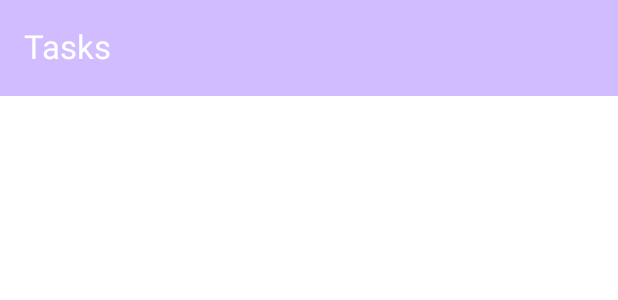
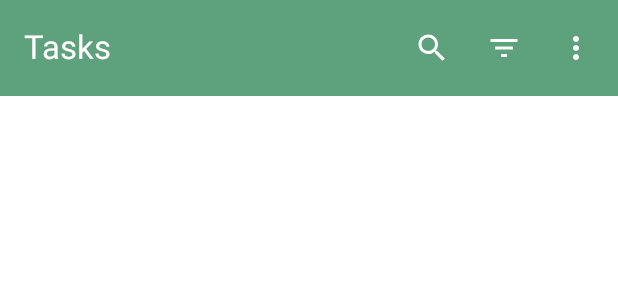
Before and after one commit to dtoanng/compose-todo-app, an Android app built with Jetpack Compose: the @Preview function DefaultListAppBarPreview, on a phone screen of 412 x 824 dp. Shown: the top 300 px of the screen. Run offline under Robolectric (Android 15) with nearby library versions, the phone set to English and light mode, and no system bars.

```diff
--- a/app/src/main/java/com/samsung/shrc/dtoanng/jetpackcompose_todo_project/ui/screens/list/ListAppBar.kt
+++ b/app/src/main/java/com/samsung/shrc/dtoanng/jetpackcompose_todo_project/ui/screens/list/ListAppBar.kt
@@ -1,29 +1,55 @@
 package com.samsung.shrc.dtoanng.jetpackcompose_todo_project.ui.screens.list
 
+import androidx.compose.foundation.background
+import androidx.compose.foundation.layout.padding
+import androidx.compose.foundation.shape.RoundedCornerShape
+import androidx.compose.material.icons.Icons
+import androidx.compose.material.icons.filled.FilterList
+import androidx.compose.material.icons.filled.MoreVert
+import androidx.compose.material.icons.filled.Search
+import androidx.compose.material3.DropdownMenu
+import androidx.compose.material3.DropdownMenuItem
 import androidx.compose.material3.ExperimentalMaterial3Api
+import androidx.compose.material3.Icon
+import androidx.compose.material3.IconButton
 import androidx.compose.material3.MaterialTheme
 import androidx.compose.material3.Text
 import androidx.compose.material3.TopAppBar
 import androidx.compose.material3.TopAppBarDefaults
 import androidx.compose.runtime.Composable
+import androidx.compose.runtime.mutableStateOf
+import androidx.compose.runtime.remember
 import androidx.compose.ui.Modifier
 import androidx.compose.ui.draw.shadow
 import androidx.compose.ui.res.stringResource
+import androidx.compose.ui.text.TextStyle
+import androidx.compose.ui.text.font.FontStyle
 import androidx.compose.ui.tooling.preview.Preview
 import androidx.compose.ui.unit.dp
 import com.samsung.shrc.dtoanng.jetpackcompose_todo_project.R
+import com.samsung.shrc.dtoanng.jetpackcompose_todo_project.data.model.Priority
+import com.samsung.shrc.dtoanng.jetpackcompose_todo_project.ui.components.PriorityItem
+import com.samsung.shrc.dtoanng.jetpackcompose_todo_project.ui.theme.ROUND_CONNER
 import com.samsung.shrc.dtoanng.jetpackcompose_todo_project.ui.theme.topAppBarBgColor
 import com.samsung.shrc.dtoanng.jetpackcompose_todo_project.ui.theme.topAppBarContentColor
 
 
 @Composable
 fun ListAppBar() {
-    DefaultListAppBar()
+    DefaultListAppBar(
+        onSearchClicked = {},
+        onSortClicked = {},
+        onDeleteClicked = {}
+    )
 }
 
 @OptIn(ExperimentalMaterial3Api::class)
 @Composable
-fun DefaultListAppBar() {
+fun DefaultListAppBar(
+    onSearchClicked: () -> Unit,
+    onSortClicked: (Priority) -> Unit,
+    onDeleteClicked: () -> Unit
+) {
     TopAppBar(
         title = {
             Text(
@@ -32,13 +58,154 @@ fun DefaultListAppBar() {
                 color = topAppBarContentColor
             )
         },
-        modifier = Modifier.shadow(2.dp),
         colors = TopAppBarDefaults.topAppBarColors(topAppBarBgColor),
+        actions = {
+            ListAppBarActions(
+                onSearchClicked = onSearchClicked,
+                onSortClicked = onSortClicked,
+                onDeleteClicked = onDeleteClicked
+            )
+        }
     )
+}
+
+@Composable
+fun ListAppBarActions(
+    onSearchClicked: () -> Unit,
+    onSortClicked: (Priority) -> Unit,
+    onDeleteClicked: () -> Unit
+) {
+    SearchAction(onSearchClicked = onSearchClicked)
+    SortAction(onSortClicked = onSortClicked)
+    DeleteAction(onDeleteClicked = onDeleteClicked)
+}
+
+@Composable
+fun SearchAction(
+    onSearchClicked: () -> Unit
+) {
+    IconButton(onClick = { onSearchClicked() }) {
+        Icon(
+            imageVector = Icons.Filled.Search,
+            contentDescription = stringResource(R.string.search_tasks),
+            tint = topAppBarContentColor
+        )
+    }
+}
+
+@Composable
+fun SortAction(
+    onSortClicked: (Priority) -> Unit
+) {
+
+    val expanded = remember {
+        mutableStateOf(false)
+    }
+
+    IconButton(
+        onClick = {
+            expanded.value = true
+        }
+    ) {
+        Icon(
+            imageVector = Icons.Filled.FilterList,
+            contentDescription = stringResource(R.string.filter_tasks),
+            tint = topAppBarContentColor
+        )
+
+        MaterialTheme(shapes = MaterialTheme.shapes.copy(extraSmall = RoundedCornerShape(ROUND_CONNER))) {
+            DropdownMenu(
+                expanded = expanded.value,
+                onDismissRequest = {
+                    expanded.value = false
+                },
+                modifier = Modifier
+                    .background(
+                        color = MaterialTheme.colorScheme.inverseOnSurface,
+                    )
+                    .padding(all = 0.dp)
+            ) {
+                DropdownMenuItem(
+                    text = { PriorityItem(priority = Priority.LOW) },
+                    onClick = {
+                        expanded.value = false
+                        onSortClicked(Priority.LOW)
+                    }
+                )
+                DropdownMenuItem(
+                    text = { PriorityItem(priority = Priority.MEDIUM) },
+                    onClick = {
+                        expanded.value = false
+                        onSortClicked(Priority.MEDIUM)
+                    }
+                )
+                DropdownMenuItem(
+                    text = { PriorityItem(priority = Priority.HIGH) },
+                    onClick = {
+                        expanded.value = false
+                        onSortClicked(Priority.HIGH)
+                    }
+                )
+            }
+        }
+    }
+}
+
+@Composable
+fun DeleteAction(
+    onDeleteClicked: () -> Unit
+) {
+    val expanded = remember {
+        mutableStateOf(false)
+    }
+
+    IconButton(
+        onClick = {
+            expanded.value = true
+        }
+    ) {
+        Icon(
+            imageVector = Icons.Filled.MoreVert,
+            contentDescription = stringResource(R.string.delete_all_tasks),
+            tint = topAppBarContentColor
+        )
+
+        MaterialTheme(shapes = MaterialTheme.shapes.copy(extraSmall = RoundedCornerShape(ROUND_CONNER))) {
+            DropdownMenu(
+                expanded = expanded.value,
+                onDismissRequest = {
+                    expanded.value = false
+                },
+                modifier = Modifier.background(
+                    color = MaterialTheme.colorScheme.inverseOnSurface
+                )
+            ) {
+                DropdownMenuItem(
+                    text = {
+                        Text(
+                            text = "Delete all tasks",
+                            style = TextStyle(
+                                color = MaterialTheme.colorScheme.inverseSurface,
+                                fontStyle = FontStyle.Normal
+                            ),
+                        )
+                    },
+                    onClick = {
+                        expanded.value = false
+                        onDeleteClicked()
+                    }
+                )
+            }
+        }
+    }
 }
 
 @Composable
 @Preview
 private fun DefaultListAppBarPreview() {
-    DefaultListAppBar()
+    DefaultListAppBar(
+        onSearchClicked = {},
+        onSortClicked = {},
+        onDeleteClicked = {}
+    )
 }
--- a/app/src/main/java/com/samsung/shrc/dtoanng/jetpackcompose_todo_project/ui/theme/Color.kt
+++ b/app/src/main/java/com/samsung/shrc/dtoanng/jetpackcompose_todo_project/ui/theme/Color.kt
@@ -12,6 +12,10 @@ val Purple40 = Color(0xFF6650a4)
 val PurpleGrey40 = Color(0xFF625b71)
 val Pink40 = Color(0xFF7D5260)
 
+val mint60 = Color(0xCC358B5C)
+
+val greyDark = Color(0xCC393A39)
+
 val LowPriorityColor = Color(0xFF00C980)
 val MediumPriorityColor = Color(0xFFFFC114)
 val HighPriorityColor = Color(0xFFFF4646)
@@ -23,4 +27,4 @@ val topAppBarContentColor: Color
 
 val topAppBarBgColor: Color
     @Composable
-    get() = if (isSystemInDarkTheme()) PurpleGrey40 else Purple80
+    get() = if (isSystemInDarkTheme()) greyDark else mint60
--- /dev/null
+++ b/app/src/main/java/com/samsung/shrc/dtoanng/jetpackcompose_todo_project/ui/theme/Dimensions.kt
@@ -0,0 +1,11 @@
+package com.samsung.shrc.dtoanng.jetpackcompose_todo_project.ui.theme
+
+import androidx.compose.ui.unit.dp
+
+val LARGE_PADDING = 10.dp
+val MEDIUM_PADDING = 8.dp
+val SMALL_PADDING = 6.dp
+
+val ROUND_CONNER = 15.dp
+
+val PRIORITY_INDICATOR_SIZE = 16.dp
--- a/app/src/main/res/values/strings.xml
+++ b/app/src/main/res/values/strings.xml
@@ -2,4 +2,7 @@
     <string name="app_name">DoNotes</string>
     <string name="add_button">Add button</string>
     <string name="tasks">Tasks</string>
+    <string name="search_tasks">Search Tasks</string>
+    <string name="filter_tasks">Filter Tasks</string>
+    <string name="delete_all_tasks">Delete all tasks</string>
 </resources>
```
Also changed, not shown: app/src/main/java/com/samsung/shrc/dtoanng/jetpackcompose_todo_project/ui/components/PriorityItem.kt (added, +43 -0 lines), app/src/main/java/com/samsung/shrc/dtoanng/jetpackcompose_todo_project/ui/screens/list/ListScreen.kt (+12 -3 lines).
